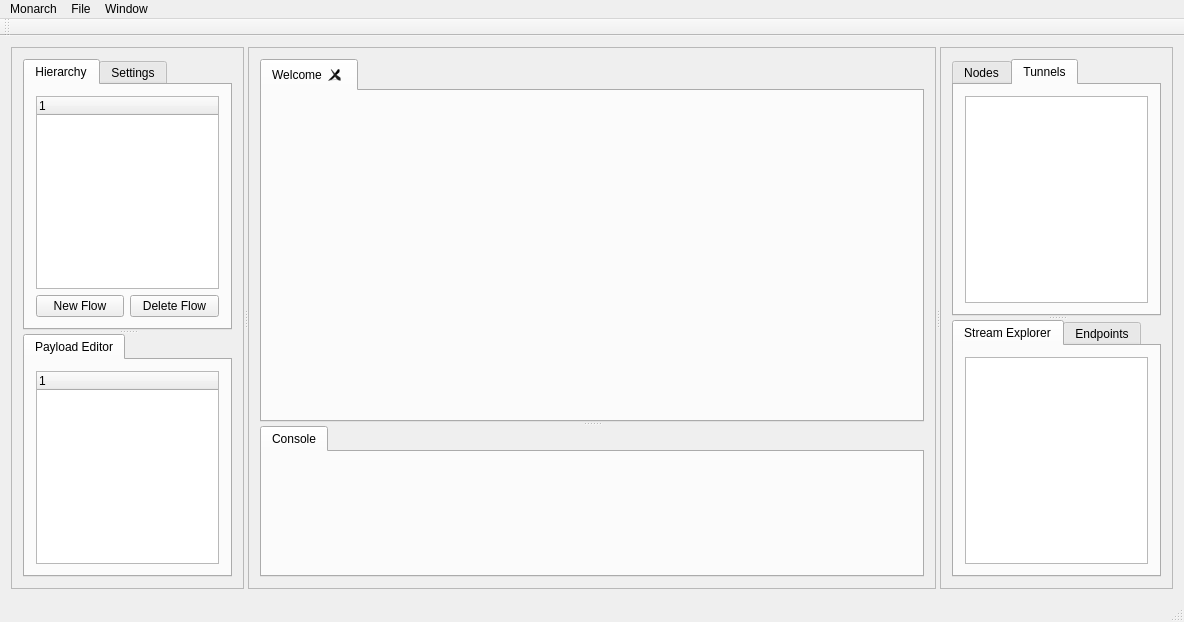
Toms42/Monarch-Connect, file Monarch-Connect/mainwindow.ui: the form before one commit.
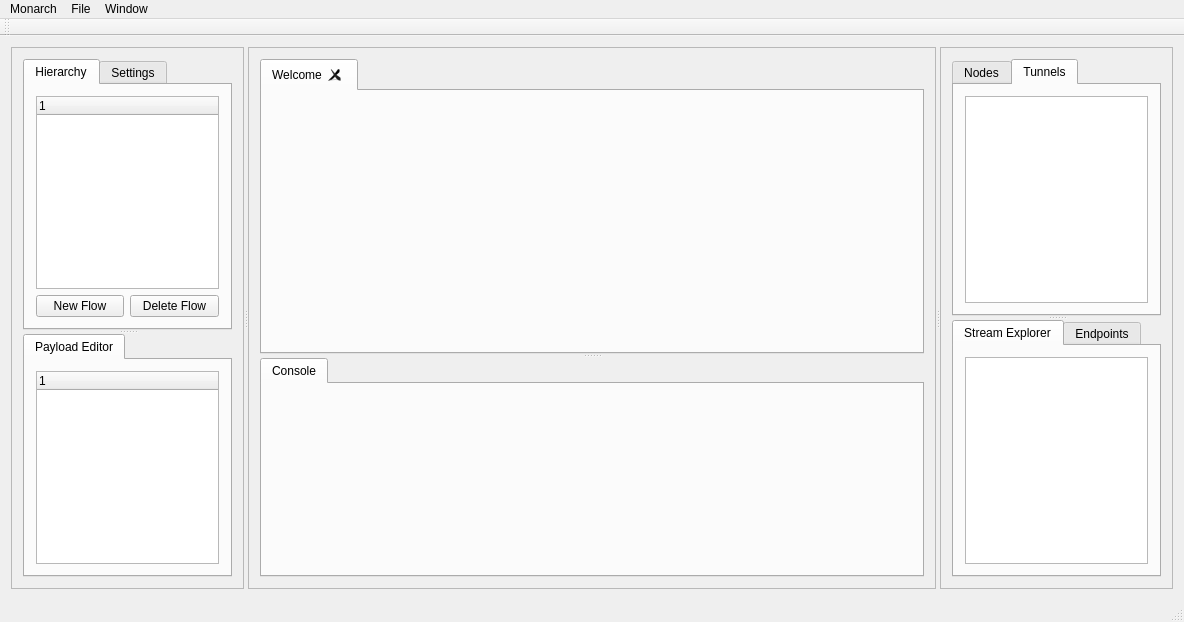
The form after the commit.

The edit to the form file:
```diff
--- a/Monarch-Connect/mainwindow.ui
+++ b/Monarch-Connect/mainwindow.ui
@@ -222,6 +222,11 @@
             <attribute name="title">
              <string>Console</string>
             </attribute>
+            <layout class="QGridLayout" name="gridLayout_10">
+             <item row="0" column="0">
+              <widget class="QWidget" name="widget" native="true"/>
+             </item>
+            </layout>
            </widget>
           </widget>
          </widget>
```
